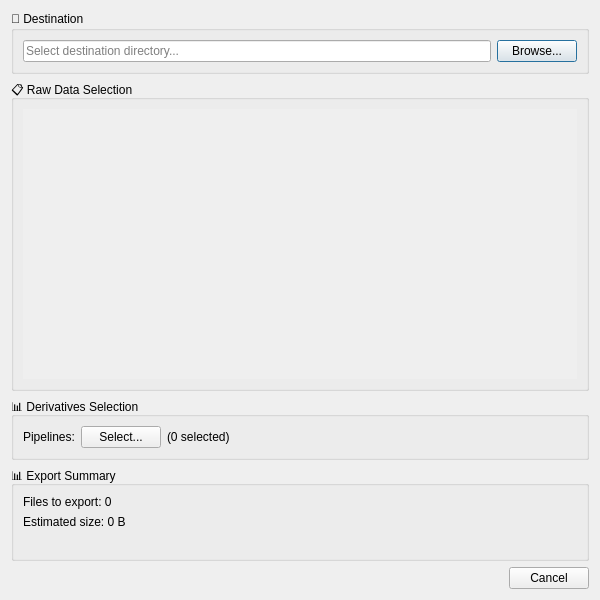
The window that src/bidsio/ui/forms/export_dialog.ui (CRNL-Eduwell/bidsio) describes before a commit, drawn with Qt 5.
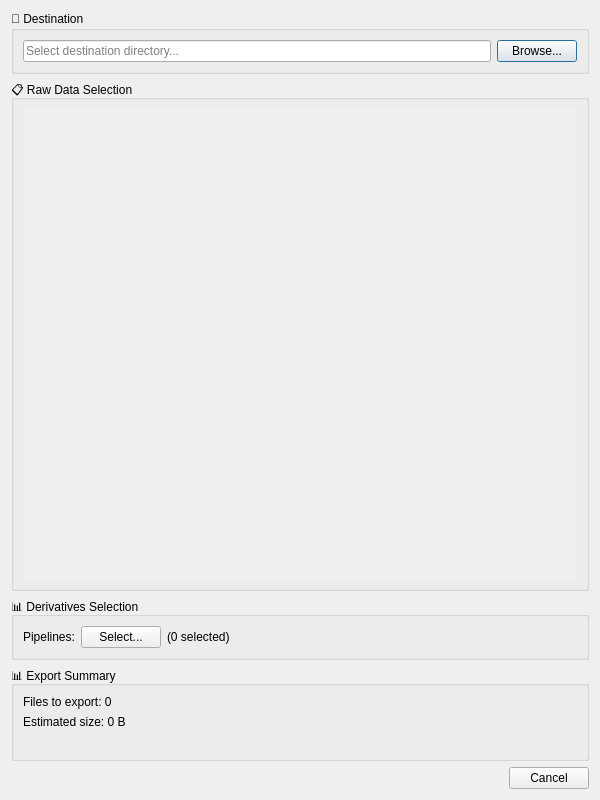
The same window after the commit.

Patch:
```diff
--- a/src/bidsio/ui/forms/export_dialog.ui
+++ b/src/bidsio/ui/forms/export_dialog.ui
@@ -7,7 +7,7 @@
     <x>0</x>
     <y>0</y>
     <width>600</width>
-    <height>600</height>
+    <height>800</height>
    </rect>
   </property>
   <property name="windowTitle">
@@ -56,8 +56,8 @@
           <rect>
            <x>0</x>
            <y>0</y>
-           <width>564</width>
-           <height>200</height>
+           <width>560</width>
+           <height>468</height>
           </rect>
          </property>
          <layout class="QVBoxLayout" name="entitiesScrollLayout">
```
Left out of the diff: 20 changed lines with no effect on the pictures.
